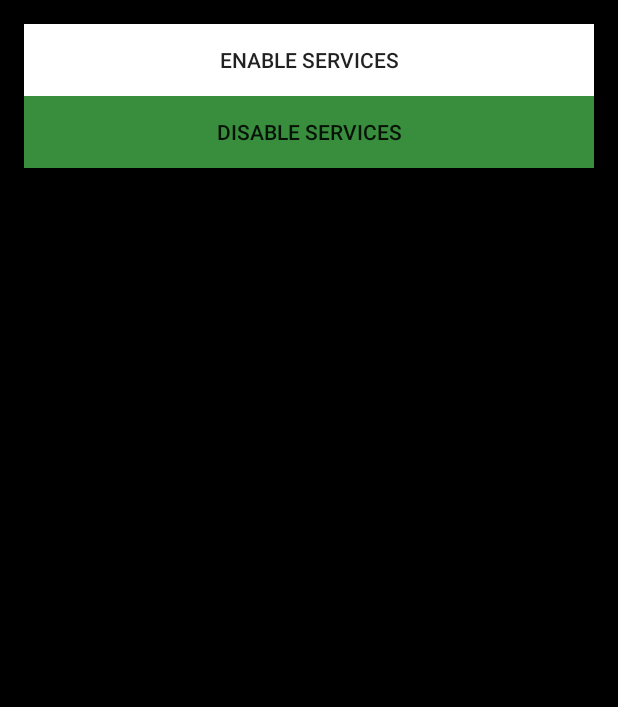
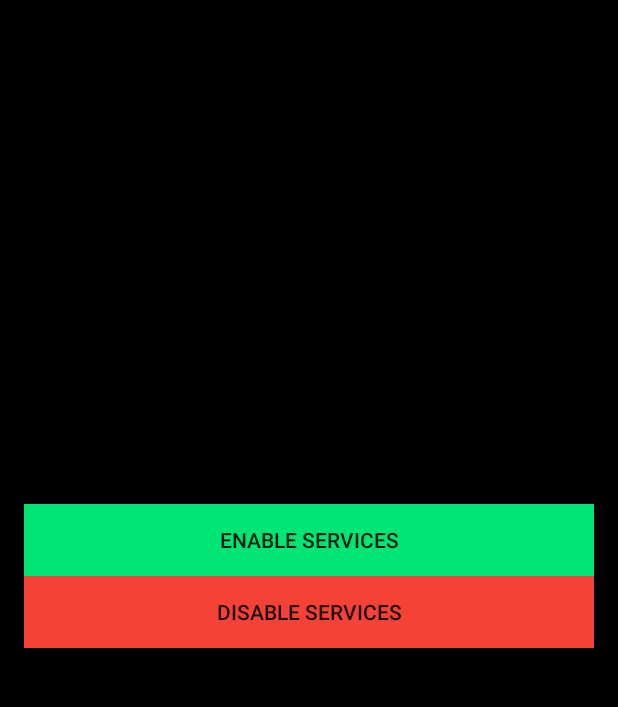
Before and after one commit to purkayasta/SmartAudioProfileManagerApp, an Android app: the screen it shows after launch (MainActivity), on a phone screen of 412 x 824 dp, the part 84-791 px from its top. Run offline under Robolectric (Android 15) with nearby library versions, the phone set to English and light mode, and no system bars.

Commit message:
layout changed

```diff
--- a/app/src/main/res/layout/activity_main.xml
+++ b/app/src/main/res/layout/activity_main.xml
@@ -5,6 +5,7 @@
     android:layout_width="match_parent"
     android:layout_height="match_parent"
     android:background="@android:color/background_dark"
+    android:gravity="center"
     android:orientation="vertical"
     android:paddingBottom="@dimen/activity_vertical_margin"
     android:paddingLeft="@dimen/activity_horizontal_margin"
@@ -17,7 +18,7 @@
         android:id="@+id/active"
         android:layout_width="match_parent"
         android:layout_height="wrap_content"
-        android:background="#FFFFFF"
+        android:background="#00E676"
         android:onClick="enable"
         android:text="@string/enable_services" />
 
@@ -25,7 +26,7 @@
         android:id="@+id/de_active"
         android:layout_width="match_parent"
         android:layout_height="wrap_content"
-        android:background="#388E3C"
+        android:background="#F44336"
         android:onClick="disable"
         android:text="@string/disable" />
 
```
Also changed, not shown: app/src/main/java/finalterm_13_24183_2/smart_profile/ProfileServices.java (+18 -9 lines).
